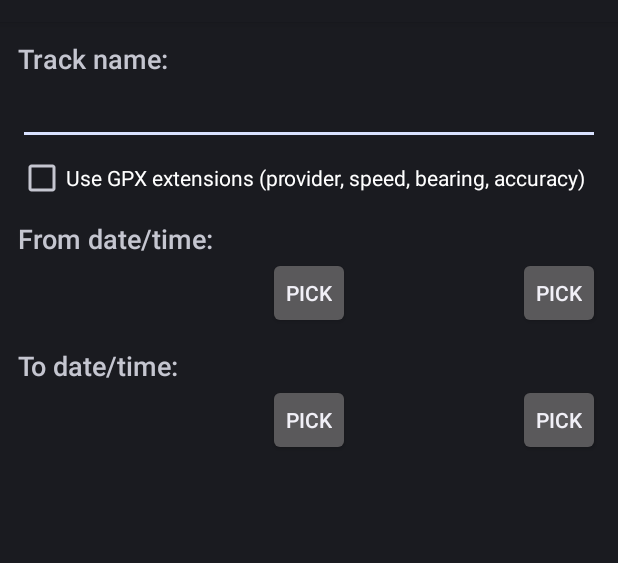
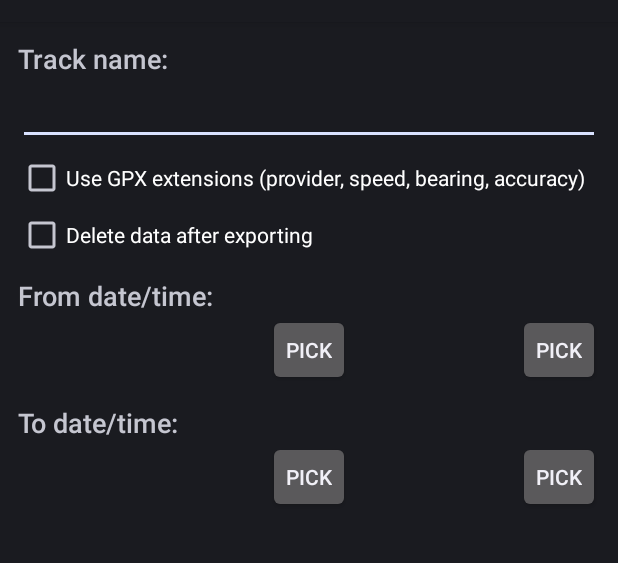
Before and after one commit to M66B/BackPackTrackII, an Android app: the layout export.xml on its own in the app's theme, with its tools: preview values and no code run, on a phone screen of 412 x 824 dp, the part 62-625 px from its top. Run offline under Robolectric (Android 15) with nearby library versions, the phone set to English and light mode, and no system bars.

Commit message:
Option to delete after export

```diff
--- a/app/src/main/java/eu/faircode/backpacktrack2/ActivitySettings.java
+++ b/app/src/main/java/eu/faircode/backpacktrack2/ActivitySettings.java
@@ -592,6 +592,7 @@ public class ActivitySettings extends PreferenceActivity implements SharedPrefer
         // Reference controls
         final TextView tvTrackName = (TextView) view.findViewById(R.id.tvTrackName);
         final CheckBox cbExtensions = (CheckBox) view.findViewById(R.id.cbExtensions);
+        final CheckBox cbDelete = (CheckBox) view.findViewById(R.id.cbDelete);
         Button btnDateFrom = (Button) view.findViewById(R.id.btnDateFrom);
         Button btnTimeFrom = (Button) view.findViewById(R.id.btnTimeFrom);
         Button btnDateTo = (Button) view.findViewById(R.id.btnDateTo);
@@ -730,6 +731,7 @@ public class ActivitySettings extends PreferenceActivity implements SharedPrefer
                                 prefs.edit().putLong(PREF_LAST_TO, to.getTimeInMillis()).apply();
                                 intent.putExtra(LocationService.EXTRA_TRACK, tvTrackName.getText().toString());
                                 intent.putExtra(LocationService.EXTRA_EXTENSIONS, cbExtensions.isChecked());
+                                intent.putExtra(LocationService.EXTRA_DELETE, cbDelete.isChecked());
                                 intent.putExtra(LocationService.EXTRA_FROM, from.getTimeInMillis());
                                 intent.putExtra(LocationService.EXTRA_TO, to.getTimeInMillis());
                                 startService(intent);
--- a/app/src/main/java/eu/faircode/backpacktrack2/LocationService.java
+++ b/app/src/main/java/eu/faircode/backpacktrack2/LocationService.java
@@ -79,6 +79,7 @@ public class LocationService extends IntentService {
     // Extras
     public static final String EXTRA_TRACK = "Track";
     public static final String EXTRA_EXTENSIONS = "Extensions";
+    public static final String EXTRA_DELETE = "Delete";
     public static final String EXTRA_FROM = "From";
     public static final String EXTRA_TO = "To";
     public static final String EXTRA_GEOURI = "Geopoint";
@@ -425,6 +426,7 @@ public class LocationService extends IntentService {
             // Write GPX file
             String trackName = intent.getStringExtra(EXTRA_TRACK);
             boolean extensions = intent.getBooleanExtra(EXTRA_EXTENSIONS, false);
+            boolean delete = intent.getBooleanExtra(EXTRA_DELETE, false);
             long from = intent.getLongExtra(EXTRA_FROM, 0);
             long to = intent.getLongExtra(EXTRA_TO, 0);
             String gpxFileName = writeGPXFile(trackName, extensions, from, to, this);
@@ -439,6 +441,10 @@ public class LocationService extends IntentService {
             // Persist last share time
             SharedPreferences prefs = PreferenceManager.getDefaultSharedPreferences(this);
             prefs.edit().putString(ActivitySettings.PREF_LAST_SHARE, SimpleDateFormat.getDateTimeInstance(SimpleDateFormat.MEDIUM, SimpleDateFormat.MEDIUM).format(new Date())).apply();
+
+            // Delete data on request
+            if (delete)
+                new DatabaseHelper(this).delete(from, to).close();
         } catch (Throwable ex) {
             Log.w(TAG, ex.toString() + "\n" + Log.getStackTraceString(ex));
             toast(ex.toString(), this);
--- a/app/src/main/res/layout/export.xml
+++ b/app/src/main/res/layout/export.xml
@@ -22,6 +22,13 @@
         android:layout_height="wrap_content"
         android:layout_marginTop="6dp"
         android:text="@string/title_extensions" />
+
+    <CheckBox
+        android:id="@+id/cbDelete"
+        android:layout_width="wrap_content"
+        android:layout_height="wrap_content"
+        android:layout_marginTop="6dp"
+        android:text="@string/title_delete" />
 
     <TextView
         android:layout_width="wrap_content"
```
Also changed, not shown: app/src/main/java/eu/faircode/backpacktrack2/DatabaseHelper.java (+8 -0 lines), app/src/main/res/values/strings.xml (+5 -4 lines).
